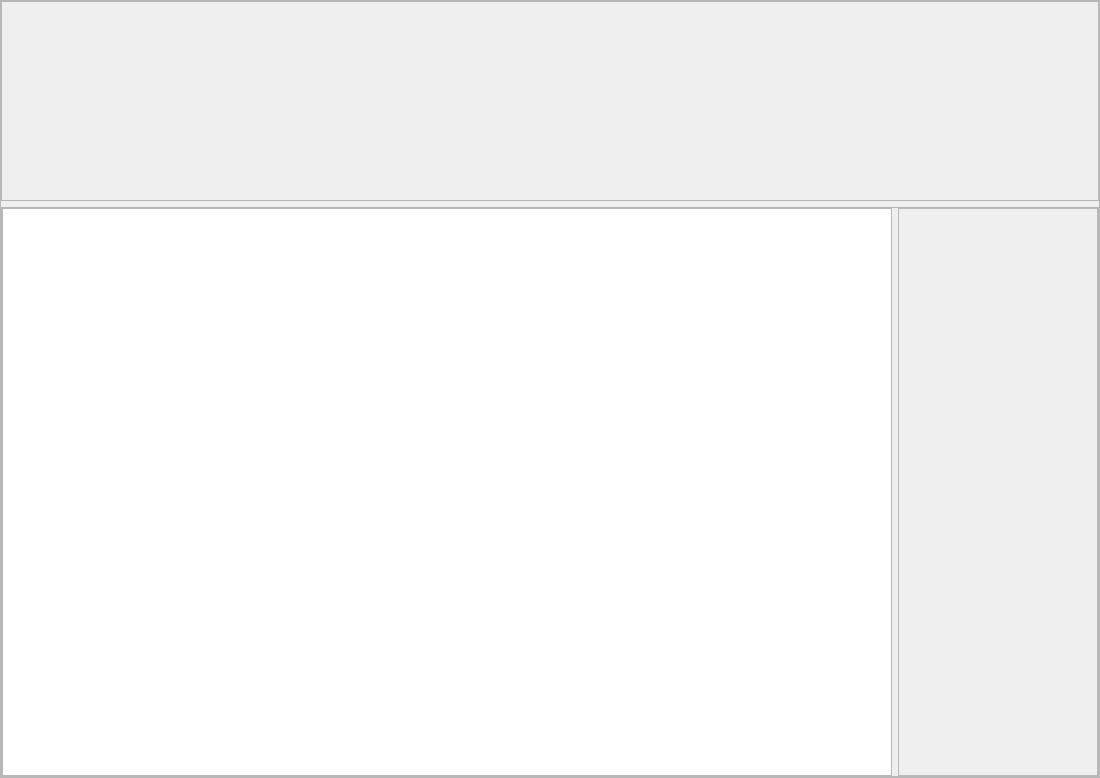
Old version of the form src/tab_gold_fich.ui in the repository Zugzwangs/Eternal-Deck-Builder.
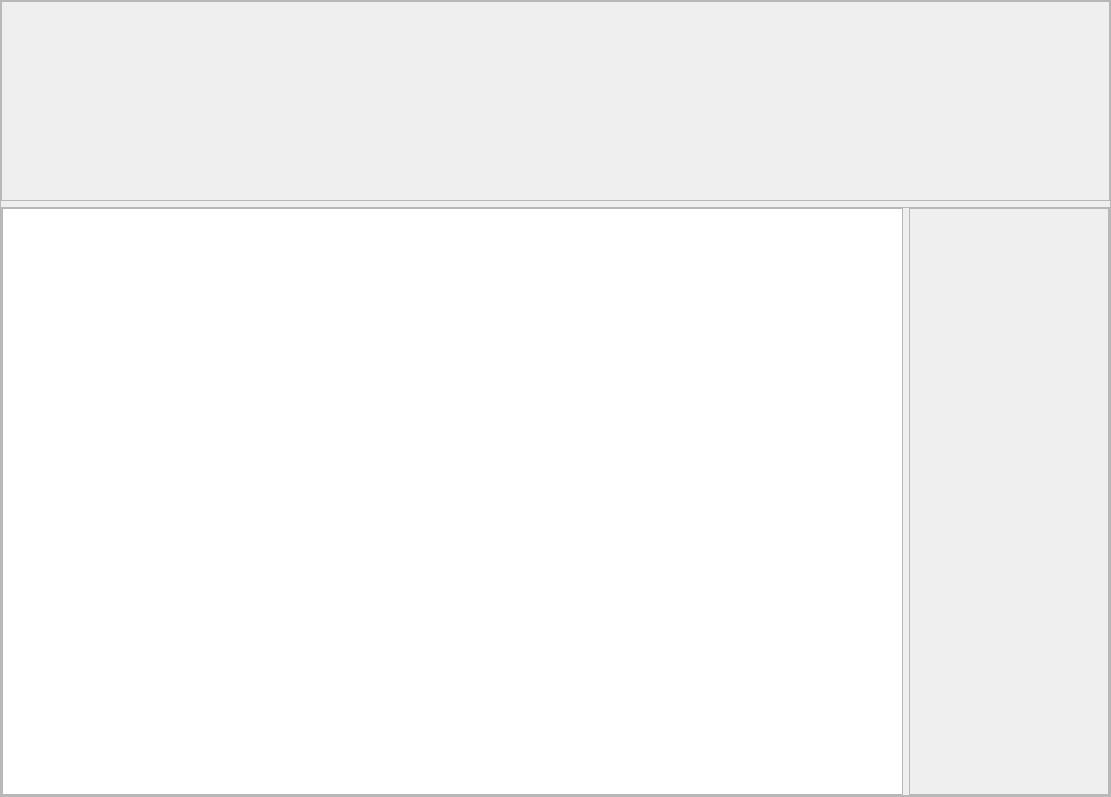
New version of the form. Custom widgets are drawn as their Qt base class.

The edit to the form file:
```diff
--- a/src/tab_gold_fich.ui
+++ b/src/tab_gold_fich.ui
@@ -6,8 +6,8 @@
    <rect>
     <x>0</x>
     <y>0</y>
-    <width>1100</width>
-    <height>778</height>
+    <width>1111</width>
+    <height>797</height>
    </rect>
   </property>
   <property name="windowTitle">
@@ -21,8 +21,8 @@
     <rect>
      <x>0</x>
      <y>0</y>
-     <width>1098</width>
-     <height>776</height>
+     <width>1109</width>
+     <height>795</height>
     </rect>
    </property>
    <layout class="QVBoxLayout" name="verticalLayout" stretch="1,3">
```
